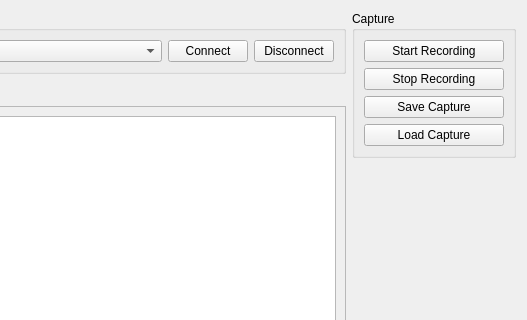
Above: cansharkgui/FormMainWindow.ui from DieselDemi/CAN-Shark before the change; both pictures show x 694 to 1221 and y 0 to 320 of the 1221 by 824 pixel window. Below: the same form after it.
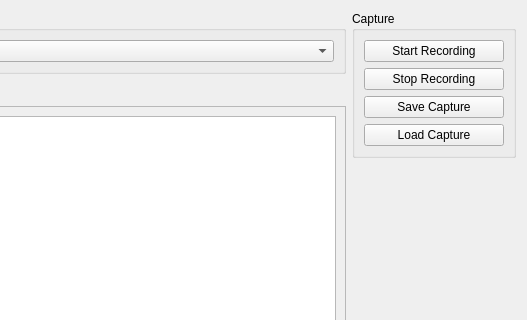
That is the form after the change.

```diff
--- a/cansharkgui/FormMainWindow.ui
+++ b/cansharkgui/FormMainWindow.ui
@@ -32,20 +32,6 @@
           </property>
          </widget>
         </item>
-        <item>
-         <widget class="QPushButton" name="connectButton">
-          <property name="text">
-           <string>Connect</string>
-          </property>
-         </widget>
-        </item>
-        <item>
-         <widget class="QPushButton" name="disconnectButton">
-          <property name="text">
-           <string>Disconnect</string>
-          </property>
-         </widget>
-        </item>
        </layout>
       </widget>
      </item>
```
